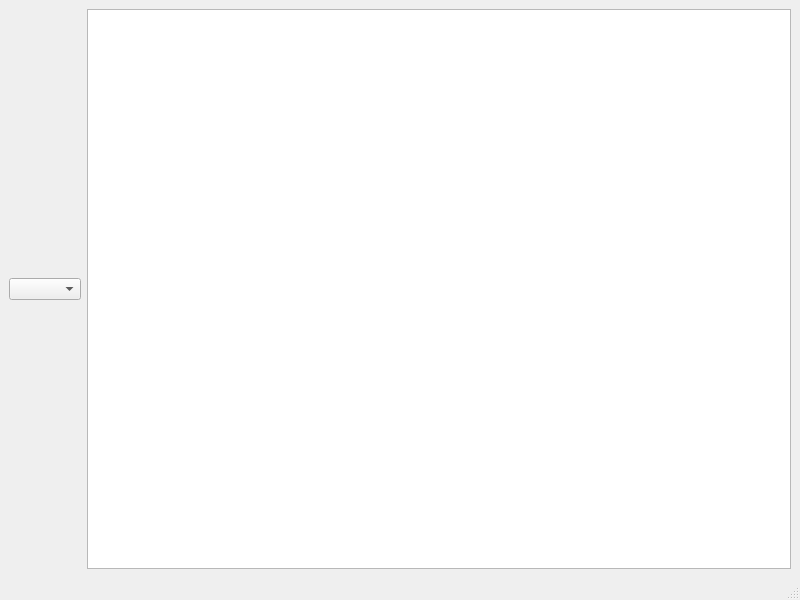
The window that Note/mainwindow.ui (anju-chhetri/Note) describes before a commit, drawn with Qt 5.
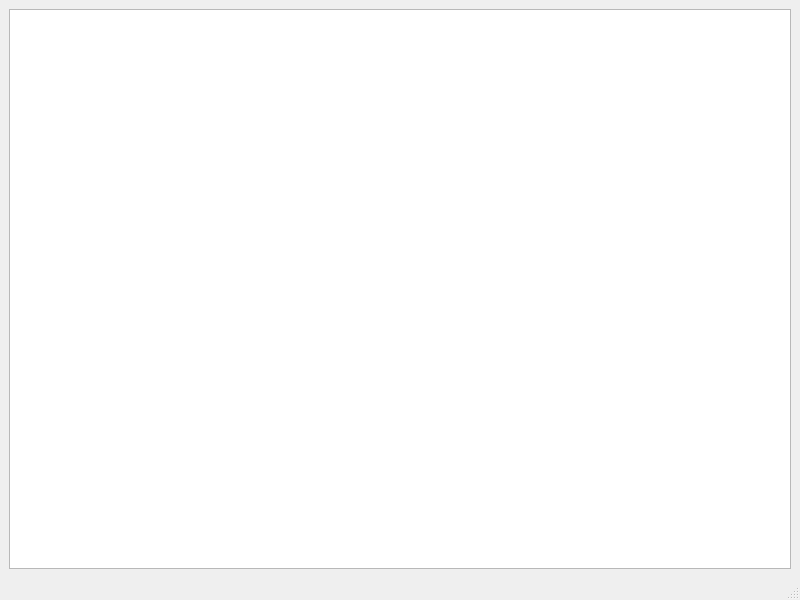
The same window after the commit.

What changed in the file:
```diff
--- a/Note/mainwindow.ui
+++ b/Note/mainwindow.ui
@@ -15,9 +15,6 @@
   </property>
   <widget class="QWidget" name="centralwidget">
    <layout class="QHBoxLayout" name="horizontalLayout">
-    <item>
-     <widget class="QComboBox" name="comboBox"/>
-    </item>
     <item>
      <widget class="QTextEdit" name="window_write"/>
     </item>
```
